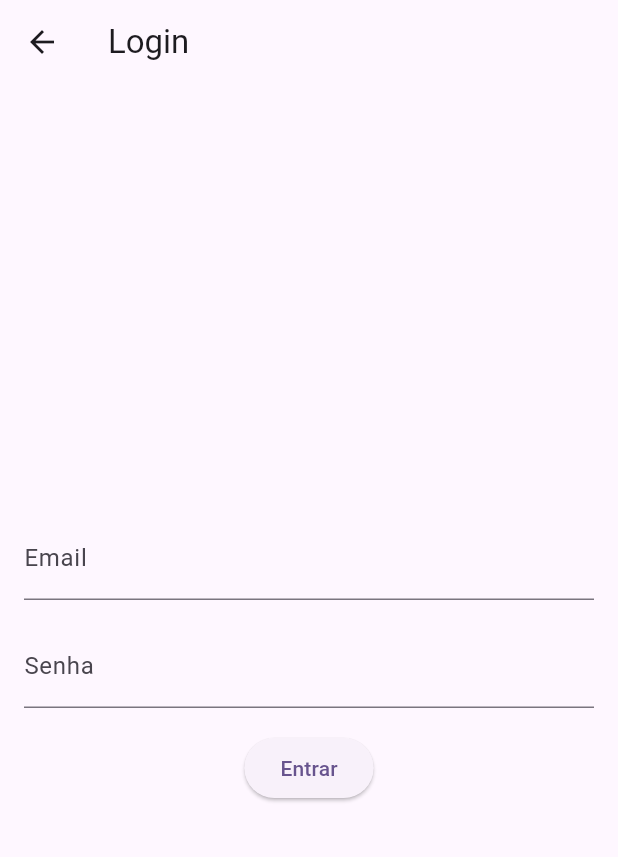
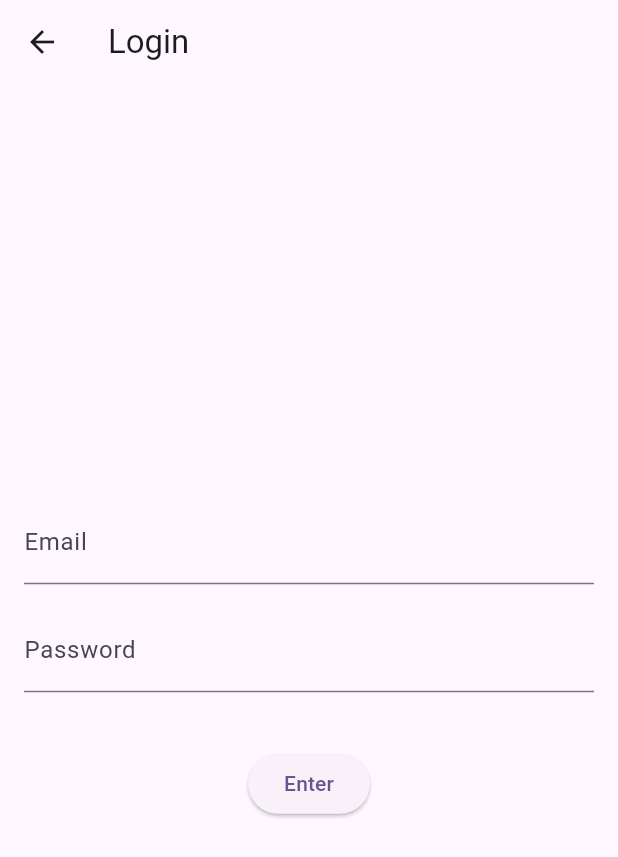
Before and after one commit to mik255/flutter_wallet_manager_Clean_Arch, a Flutter app: the LoginPage screen opened directly, on a phone screen of 412 x 824 dp. Shown: the top 857 px of the screen. Run offline on Flutter 3.47's test engine with Material 2 defaults, Android fonts, the phone set to English and light mode, and no system bars; our stand-ins replace shared_preferences; accounts and stored records are empty.

Commit message:
error message

```diff
--- a/lib/controller/login_controller.dart
+++ b/lib/controller/login_controller.dart
@@ -8,6 +8,7 @@ import '../models/user.dart';
 class LoginController {
   User user;
   IPreferencesHelper helper;
+  ValueNotifier<String> message = ValueNotifier('');
   var formKey = GlobalKey<FormState>();
   LoginController({
     required this.user,
@@ -15,6 +16,7 @@ class LoginController {
   });
 
   login() async{
+    message.value = '';
     if(!formKey.currentState!.validate()){
       return;
     }
@@ -27,6 +29,7 @@ class LoginController {
         }
       }
     }
+    message.value = 'Email or password is not correct';
   }
 
    List<User> _fromStringList(String list) {
--- a/lib/view/login/login_page.dart
+++ b/lib/view/login/login_page.dart
@@ -1,9 +1,7 @@
 import 'package:flutter/material.dart';
-import 'package:shared_preferences/shared_preferences.dart';
 import 'package:wallet_manager/controller/login_controller.dart';
 import 'package:wallet_manager/data/preferences_helper.dart';
 import 'package:wallet_manager/shared/mainStances.dart';
-
 import '../../models/user.dart';
 
 class LoginPage extends StatelessWidget {
@@ -17,13 +15,14 @@ class LoginPage extends StatelessWidget {
     SharedPreferencesHelper helper = SharedPreferencesHelper(
       MainStances.preferences,
     );
-    var user =  User(
+    var user = User(
       email: emailController.text,
       password: passwordController.text,
     );
     LoginController controller = LoginController(
-        user: user,
-        helper: helper);
+      user: user,
+      helper: helper,
+    );
     return Scaffold(
       appBar: AppBar(
         title: const Text('Login'),
@@ -41,7 +40,7 @@ class LoginPage extends StatelessWidget {
                   if (value == null || value.isEmpty) {
                     return 'Please enter some text';
                   }
-                  if(!user.validateEmail()){
+                  if (!user.validateEmail()) {
                     return 'Email is not valid';
                   }
                   return null;
@@ -57,20 +56,27 @@ class LoginPage extends StatelessWidget {
                   if (value == null || value.isEmpty) {
                     return 'Please enter some text';
                   }
-                  if(user.validatePassword()){
+                  if (user.validatePassword()) {
                     return 'password is not valid';
                   }
                   return null;
                 },
                 obscureText: true,
                 decoration: const InputDecoration(
-                  labelText: 'Senha',
+                  labelText: 'Password',
                 ),
               ),
               const SizedBox(height: 16.0),
+              AnimatedBuilder(
+                  animation: controller.message,
+                  builder: (context, child) {
+                    return Text(
+                      controller.message.value,
+                    );
+                  }),
               ElevatedButton(
                 onPressed: controller.login,
-                child: const Text('Entrar'),
+                child: const Text('Enter'),
               ),
             ],
           ),
```
